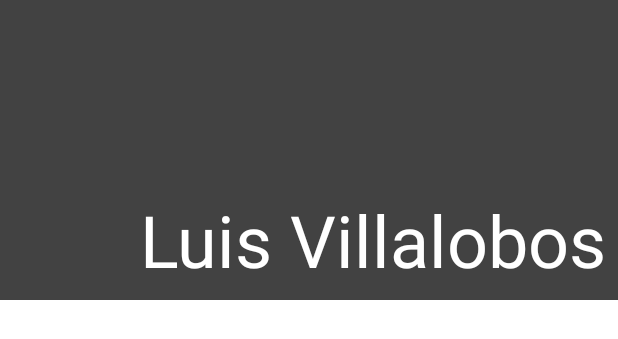
After one commit to luisenricke/NavigationComponent, an Android app: the layout header_navigation.xml on its own in the app's theme, with its tools: preview values and no code run, on a phone screen of 412 x 824 dp. The commit adds this screen. Shown: the top 339 px of the screen. Run offline under Robolectric (Android 15) with nearby library versions, the phone set to English and light mode, and no system bars.

Commit message:
add feat to navigate with NavigationView

```diff
--- /dev/null
+++ b/app/src/main/res/layout/header_navigation.xml
@@ -0,0 +1,22 @@
+<?xml version="1.0" encoding="utf-8"?>
+<androidx.constraintlayout.widget.ConstraintLayout xmlns:android="http://schemas.android.com/apk/res/android"
+    xmlns:app="http://schemas.android.com/apk/res-auto"
+    xmlns:tools="http://schemas.android.com/tools"
+    android:layout_width="match_parent"
+    android:layout_height="200dp"
+    android:background="@color/cardview_dark_background">
+
+    <TextView
+        style="@style/TextAppearance.MaterialComponents.Headline3"
+        android:layout_width="wrap_content"
+        android:layout_height="wrap_content"
+        android:layout_marginEnd="8dp"
+        android:layout_marginBottom="8dp"
+        android:text="Luis Villalobos"
+        android:textAlignment="viewEnd"
+        android:textColor="@color/cardview_light_background"
+        app:layout_constraintBottom_toBottomOf="parent"
+        app:layout_constraintEnd_toEndOf="parent" />
+
+
+</androidx.constraintlayout.widget.ConstraintLayout>
```
Also changed, not shown: app/src/main/java/com/luisenricke/navigationcomponent/MainActivity.kt (+84 -1 lines), app/src/main/res/layout/activity_main.xml (+38 -1 lines), app/src/main/res/menu/menu_navigation.xml (added, +22 -0 lines), app/src/main/res/navigation/graph_main.xml (+4 -4 lines).
